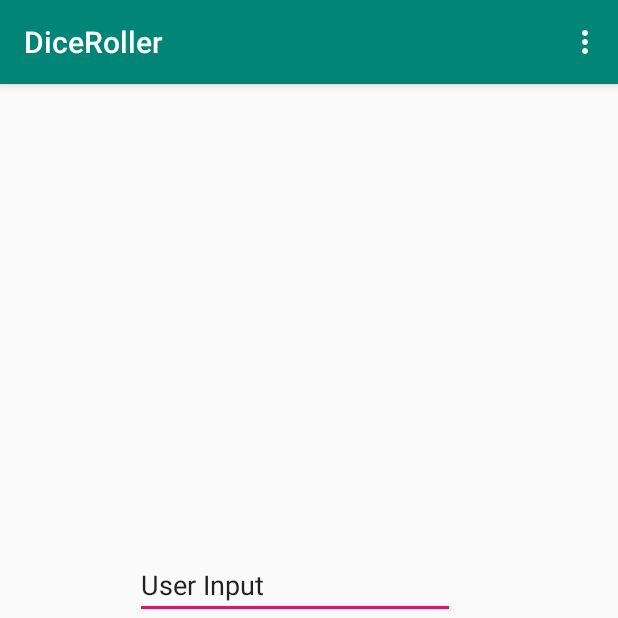
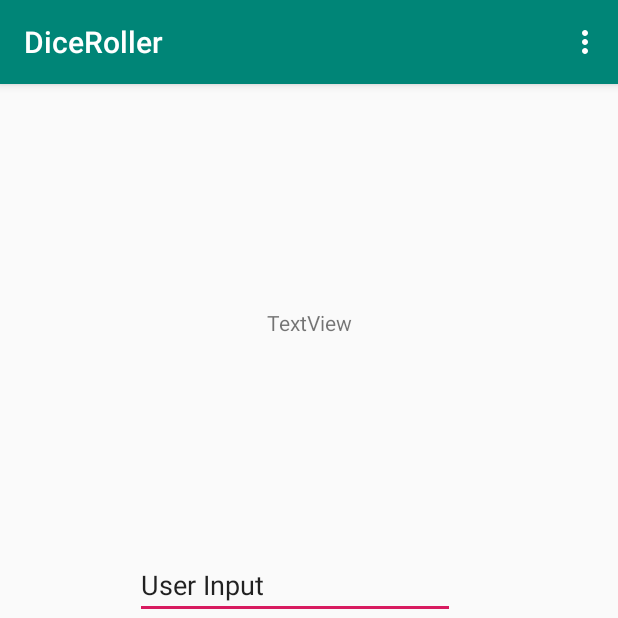
Before and after one commit to user1714803/DiceRoller, an Android app: the screen it shows after launch (MainActivity), on a phone screen of 412 x 824 dp, the top half of it. Run offline under Robolectric (Android 15) with nearby library versions, the phone set to English and light mode, and no system bars.

Commit message:
This is level 3 of Dice roller

```diff
--- a/app/src/main/java/com/example/diceroller/MainActivity.java
+++ b/app/src/main/java/com/example/diceroller/MainActivity.java
@@ -73,11 +73,16 @@ public class MainActivity extends AppCompatActivity {
 
         if(input.getText().toString().equals(tv.getText().toString())) {
             message.setText("Congratulations");
+            count++;
+            TextView tv2 = this.findViewById(R.id.textView2);
+            tv2.setText(Integer.toString(count));
+
         } else {
             message.setText("Type 1 to 6");
         }
 
     }
+    // This is level 2 of Dice roller
 
 
 }
--- a/app/src/main/res/layout/content_main.xml
+++ b/app/src/main/res/layout/content_main.xml
@@ -47,4 +47,15 @@
         app:layout_constraintTop_toTopOf="parent"
         app:layout_constraintVertical_bias="0.737" />
 
+    <TextView
+        android:id="@+id/textView2"
+        android:layout_width="wrap_content"
+        android:layout_height="wrap_content"
+        android:text="TextView"
+        app:layout_constraintBottom_toTopOf="@+id/editText"
+        app:layout_constraintEnd_toEndOf="parent"
+        app:layout_constraintStart_toStartOf="parent"
+        app:layout_constraintTop_toTopOf="parent"
+        app:layout_constraintVertical_bias="0.512" />
+
 </androidx.constraintlayout.widget.ConstraintLayout>
```
